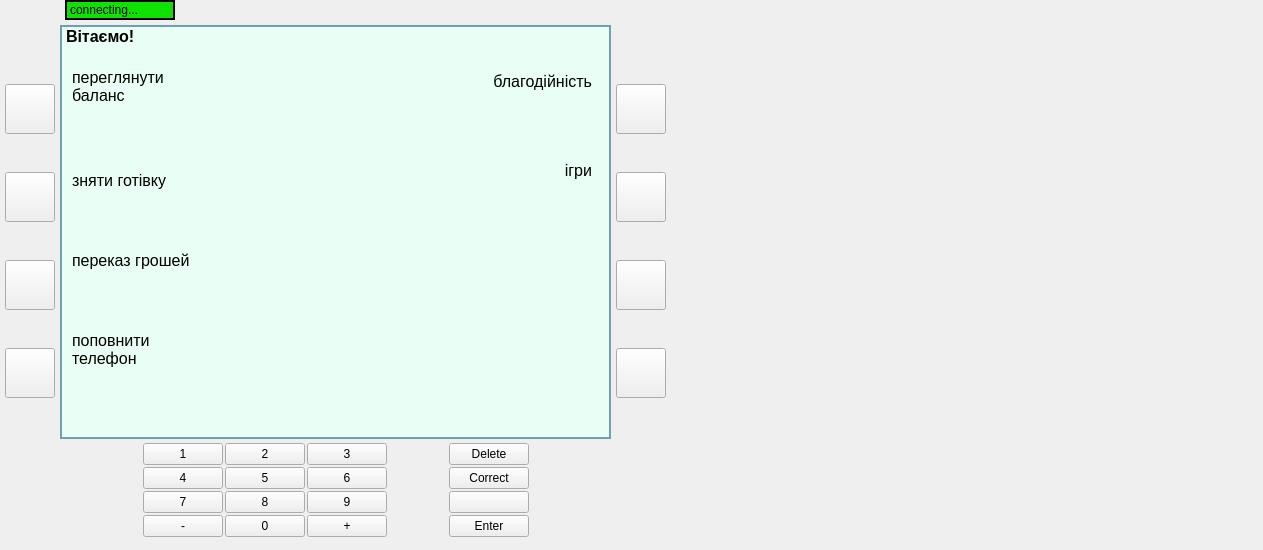
First picture: the form in ATM_Project/mainwindow.ui, repository artikgak/MOOP_ATM, before the edit.
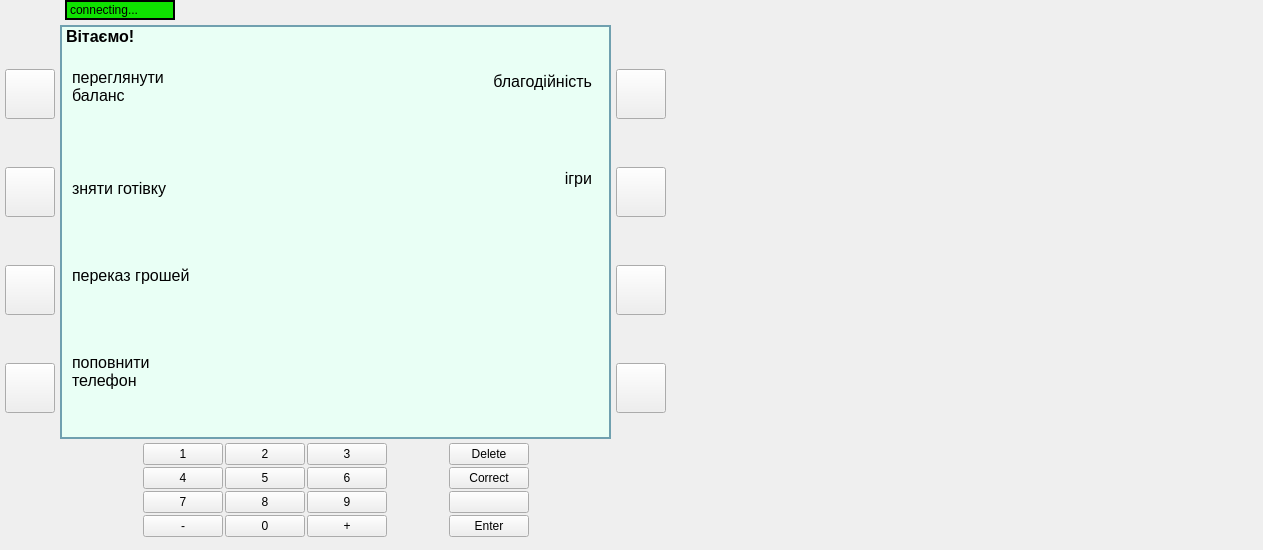
Second picture: the form after the edit. Icons and pictures are not drawn.

```diff
--- a/ATM_Project/mainwindow.ui
+++ b/ATM_Project/mainwindow.ui
@@ -397,7 +397,7 @@
               <x>0</x>
               <y>0</y>
               <width>551</width>
-              <height>351</height>
+              <height>381</height>
              </rect>
             </property>
             <layout class="QGridLayout" name="gridLayout_2" rowstretch="1,1,1,1" columnstretch="1,1">
@@ -2081,7 +2081,7 @@
      <item row="2" column="3">
       <layout class="QVBoxLayout" name="verticalLayout_4">
        <property name="spacing">
-        <number>0</number>
+        <number>25</number>
        </property>
        <property name="leftMargin">
         <number>5</number>
@@ -2089,22 +2089,6 @@
        <property name="rightMargin">
         <number>5</number>
        </property>
-       <item>
-        <spacer name="verticalSpacer_9">
-         <property name="orientation">
-          <enum>Qt::Vertical</enum>
-         </property>
-         <property name="sizeType">
-          <enum>QSizePolicy::Fixed</enum>
-         </property>
-         <property name="sizeHint" stdset="0">
-          <size>
-           <width>20</width>
-           <height>0</height>
-          </size>
-         </property>
-        </spacer>
-       </item>
        <item>
         <widget class="QPushButton" name="buttonR1">
          <property name="minimumSize">
@@ -2127,38 +2111,6 @@
          </property>
         </widget>
        </item>
-       <item>
-        <spacer name="verticalSpacer_10">
-         <property name="orientation">
-          <enum>Qt::Vertical</enum>
-         </property>
-         <property name="sizeType">
-          <enum>QSizePolicy::Fixed</enum>
-         </property>
-         <property name="sizeHint" stdset="0">
-          <size>
-           <width>20</width>
-           <height>0</height>
-          </size>
-         </property>
-        </spacer>
-       </item>
-       <item>
-        <spacer name="verticalSpacer_11">
-         <property name="orientation">
-          <enum>Qt::Vertical</enum>
-         </property>
-         <property name="sizeType">
-          <enum>QSizePolicy::Fixed</enum>
-         </property>
-         <property name="sizeHint" stdset="0">
-          <size>
-           <width>20</width>
-           <height>0</height>
-          </size>
-         </property>
-        </spacer>
-       </item>
        <item>
         <widget class="QPushButton" name="buttonR2">
          <property name="minimumSize">
@@ -2181,54 +2133,6 @@
          </property>
         </widget>
        </item>
-       <item>
-        <spacer name="verticalSpacer_13">
-         <property name="orientation">
-          <enum>Qt::Vertical</enum>
-         </property>
-         <property name="sizeType">
-          <enum>QSizePolicy::Fixed</enum>
-         </property>
-         <property name="sizeHint" stdset="0">
-          <size>
-           <width>20</width>
-           <height>0</height>
-          </size>
-         </property>
-        </spacer>
-       </item>
-       <item>
-        <spacer name="verticalSpacer_12">
-         <property name="orientation">
-          <enum>Qt::Vertical</enum>
-         </property>
-         <property name="sizeType">
-          <enum>QSizePolicy::Fixed</enum>
-         </property>
-         <property name="sizeHint" stdset="0">
-          <size>
-           <width>20</width>
-           <height>0</height>
-          </size>
-         </property>
-        </spacer>
-       </item>
-       <item>
-        <spacer name="verticalSpacer_14">
-         <property name="orientation">
-          <enum>Qt::Vertical</enum>
-         </property>
-         <property name="sizeType">
-          <enum>QSizePolicy::Fixed</enum>
-         </property>
-         <property name="sizeHint" stdset="0">
-          <size>
-           <width>20</width>
-           <height>0</height>
-          </size>
-         </property>
-        </spacer>
-       </item>
        <item>
         <widget class="QPushButton" name="buttonR3">
          <property name="minimumSize">
@@ -2251,38 +2155,6 @@
          </property>
         </widget>
        </item>
-       <item>
-        <spacer name="verticalSpacer_15">
-         <property name="orientation">
-          <enum>Qt::Vertical</enum>
-         </property>
-         <property name="sizeType">
-          <enum>QSizePolicy::Fixed</enum>
-         </property>
-         <property name="sizeHint" stdset="0">
-          <size>
-           <width>20</width>
-           <height>0</height>
-          </size>
-         </property>
-        </spacer>
-       </item>
-       <item>
-        <spacer name="verticalSpacer_16">
-         <property name="orientation">
-          <enum>Qt::Vertical</enum>
-         </property>
-         <property name="sizeType">
-          <enum>QSizePolicy::Fixed</enum>
-         </property>
-         <property name="sizeHint" stdset="0">
-          <size>
-           <width>20</width>
-           <height>0</height>
-          </size>
-         </property>
-        </spacer>
-       </item>
        <item>
         <widget class="QPushButton" name="buttonR4">
          <property name="minimumSize">
@@ -2611,7 +2483,7 @@
      <item row="2" column="1">
       <layout class="QVBoxLayout" name="verticalLayout_3">
        <property name="spacing">
-        <number>0</number>
+        <number>25</number>
        </property>
        <property name="leftMargin">
         <number>5</number>
@@ -2622,22 +2494,6 @@
        <property name="rightMargin">
         <number>5</number>
        </property>
-       <item>
-        <spacer name="verticalSpacer_3">
-         <property name="orientation">
-          <enum>Qt::Vertical</enum>
-         </property>
-         <property name="sizeType">
-          <enum>QSizePolicy::Fixed</enum>
-         </property>
-         <property name="sizeHint" stdset="0">
-          <size>
-           <width>20</width>
-           <height>0</height>
-          </size>
-         </property>
-        </spacer>
-       </item>
        <item>
         <widget class="QPushButton" name="buttonL1">
          <property name="minimumSize">
@@ -2660,38 +2516,6 @@
          </property>
         </widget>
        </item>
-       <item>
-        <spacer name="verticalSpacer_2">
-         <property name="orientation">
-          <enum>Qt::Vertical</enum>
-         </property>
-         <property name="sizeType">
-          <enum>QSizePolicy::Fixed</enum>
-         </property>
-         <property name="sizeHint" stdset="0">
-          <size>
-           <width>20</width>
-           <height>0</height>
-          </size>
-         </property>
-        </spacer>
-       </item>
-       <item>
-        <spacer name="verticalSpacer">
-         <property name="orientation">
-          <enum>Qt::Vertical</enum>
-         </property>
-         <property name="sizeType">
-          <enum>QSizePolicy::Fixed</enum>
-         </property>
-         <property name="sizeHint" stdset="0">
-          <size>
-           <width>20</width>
-           <height>0</height>
-          </size>
-         </property>
-        </spacer>
-       </item>
        <item>
         <widget class="QPushButton" name="buttonL2">
          <property name="minimumSize">
@@ -2714,54 +2538,6 @@
          </property>
         </widget>
        </item>
-       <item>
-        <spacer name="verticalSpacer_4">
-         <property name="orientation">
-          <enum>Qt::Vertical</enum>
-         </property>
-         <property name="sizeType">
-          <enum>QSizePolicy::Fixed</enum>
-         </property>
-         <property name="sizeHint" stdset="0">
-          <size>
-           <width>20</width>
-           <height>0</height>
-          </size>
-         </property>
-        </spacer>
-       </item>
-       <item>
-        <spacer name="verticalSpacer_5">
-         <property name="orientation">
-          <enum>Qt::Vertical</enum>
-         </property>
-         <property name="sizeType">
-          <enum>QSizePolicy::Fixed</enum>
-         </property>
-         <property name="sizeHint" stdset="0">
-          <size>
-           <width>20</width>
-           <height>0</height>
-          </size>
-         </property>
-        </spacer>
-       </item>
-       <item>
-        <spacer name="verticalSpacer_6">
-         <property name="orientation">
-          <enum>Qt::Vertical</enum>
-         </property>
-         <property name="sizeType">
-          <enum>QSizePolicy::Fixed</enum>
-         </property>
-         <property name="sizeHint" stdset="0">
-          <size>
-           <width>20</width>
-           <height>0</height>
-          </size>
-         </property>
-        </spacer>
-       </item>
        <item>
         <widget class="QPushButton" name="buttonL3">
          <property name="minimumSize">
@@ -2787,38 +2563,6 @@
          </property>
         </widget>
        </item>
-       <item>
-        <spacer name="verticalSpacer_8">
-         <property name="orientation">
-          <enum>Qt::Vertical</enum>
-         </property>
-         <property name="sizeType">
-          <enum>QSizePolicy::Fixed</enum>
-         </property>
-         <property name="sizeHint" stdset="0">
-          <size>
-           <width>20</width>
-           <height>0</height>
-          </size>
-         </property>
-        </spacer>
-       </item>
-       <item>
-        <spacer name="verticalSpacer_7">
-         <property name="orientation">
-          <enum>Qt::Vertical</enum>
-         </property>
-         <property name="sizeType">
-          <enum>QSizePolicy::Fixed</enum>
-         </property>
-         <property name="sizeHint" stdset="0">
-          <size>
-           <width>20</width>
-           <height>0</height>
-          </size>
-         </property>
-        </spacer>
-       </item>
        <item>
         <widget class="QPushButton" name="buttonL4">
          <property name="minimumSize">
```
Left out of the diff: 4 changed lines with no effect on the pictures.
